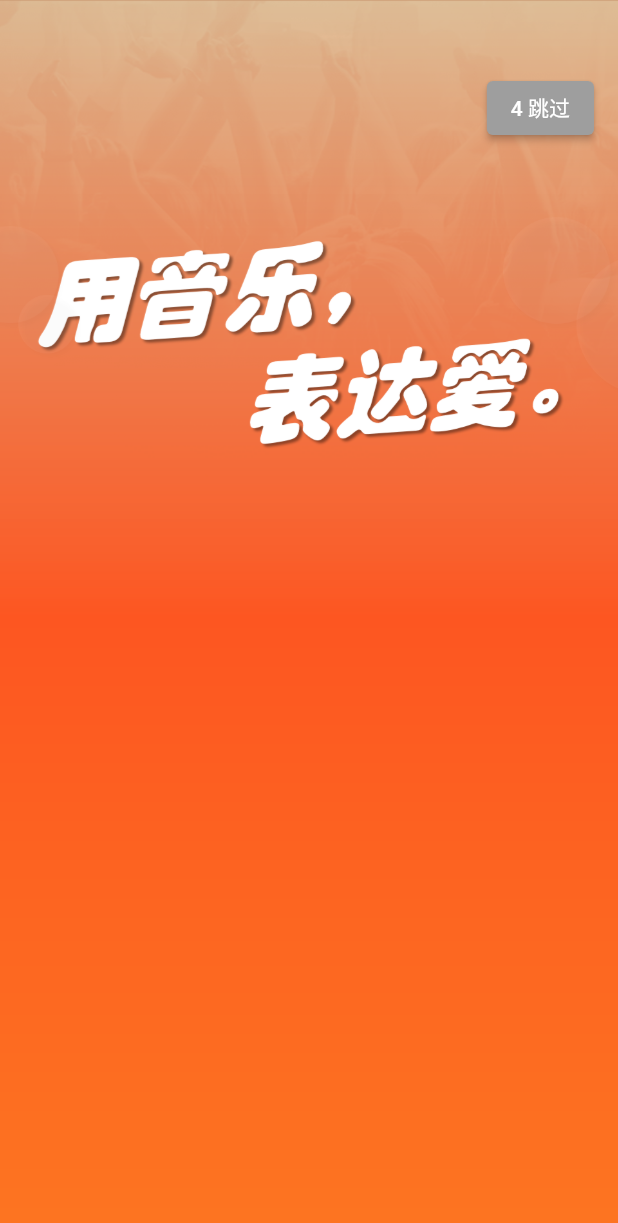
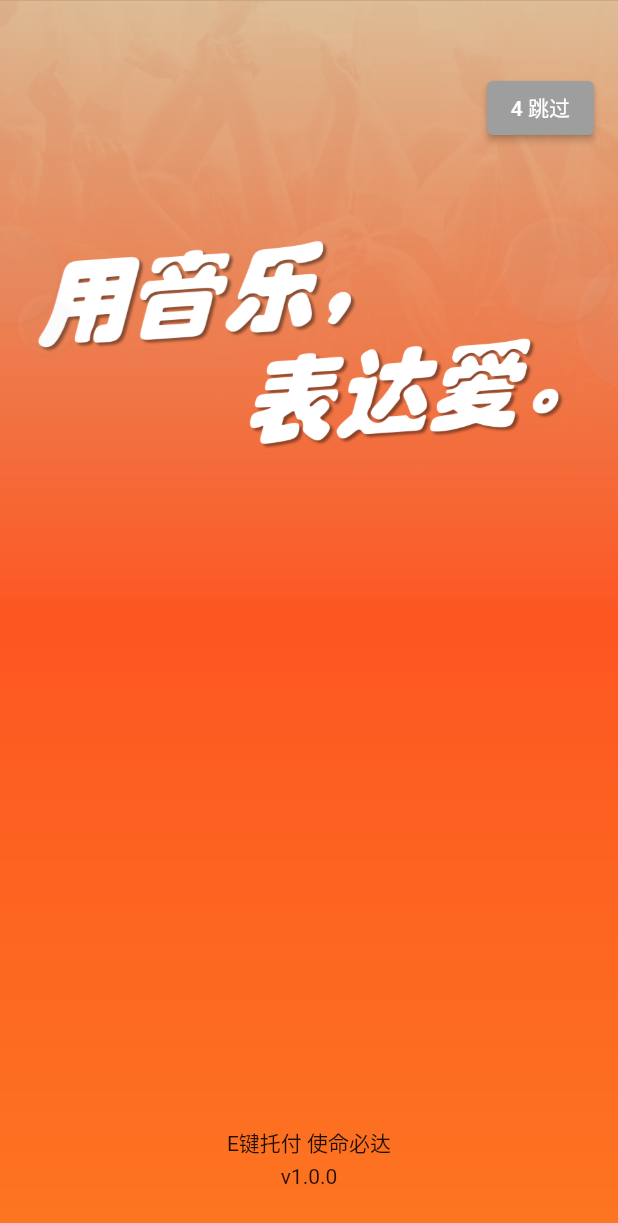
Before and after one commit to komamj/carrier, a Flutter app: the SplashPage screen opened by its route, on a phone screen of 412 x 824 dp. Shown: the top 1223 px of the screen. Run offline on Flutter 3.47's test engine with Material 2 defaults, Android fonts, the phone set to English and light mode, and no system bars; our stand-ins replace dio, shared_preferences, webview_flutter; accounts and stored records are empty.

```diff
--- a/lib/data/local/local_data_source.dart
+++ b/lib/data/local/local_data_source.dart
@@ -1,9 +1,9 @@
-import 'package:carrier/data/entities/user_response.dart';
+import 'package:carrier/domain/model/user.dart';
 
 abstract class LocalDataSource {
   Future<bool> isLogin();
 
-  Future<bool> saveUser(UserResponse userResponse);
+  Future<bool> saveUser(User user);
 
-  Future<UserResponse?> getUser();
+  Future<User?> getUser();
 }
--- a/lib/domain/repository/user_repository.dart
+++ b/lib/domain/repository/user_repository.dart
@@ -1,5 +1,7 @@
+import 'package:carrier/domain/model/user.dart';
+
 abstract class UserRepository {
-  Future login(String phoneNumber, String password);
+  Future<User?> login(String phoneNumber, String password);
 
   Future<bool> isLogin();
 }
--- a/lib/presentation/splash/splash_page.dart
+++ b/lib/presentation/splash/splash_page.dart
@@ -46,22 +46,41 @@ class _SplashPageState extends State<SplashPage> {
     return WillPopScope(
         child: Scaffold(
           body: Stack(
-            alignment: AlignmentDirectional.topEnd,
             children: [
               Container(
+                alignment: Alignment.bottomCenter,
                 decoration: BoxDecoration(
                     image: DecorationImage(
                         fit: BoxFit.cover,
                         image: AssetImage("assets/images/bg_splash.png"))),
               ),
-              Padding(
+              Container(
+                alignment: Alignment.topRight,
+                child: Padding(
                   padding: EdgeInsets.fromLTRB(0, 48, 16, 0),
                   child: ElevatedButton(
                     style: ButtonStyle(
                         backgroundColor:
                             MaterialStateProperty.all<Color>(Colors.grey)),
                     onPressed: _skip,
-                  child: Text(_currentTimer <= 0 ? "跳过" : "$_currentTimer 跳过"),
+                    child:
+                        Text(_currentTimer <= 0 ? "跳过" : "$_currentTimer 跳过"),
+                  ),
+                ),
+              ),
+              Container(
+                alignment: Alignment.bottomCenter,
+                margin: EdgeInsets.only(bottom: 32),
+                child: Column(
+                  mainAxisAlignment: MainAxisAlignment.center,
+                  mainAxisSize: MainAxisSize.min,
+                  children: [
+                    Text("E键托付 使命必达"),
+                    Padding(padding: EdgeInsets.symmetric(vertical: 2)),
+                    Text(
+                      "v1.0.0",
+                    )
+                  ],
                 ),
               ),
               /* WebView(
```
Also changed, not shown: lib/data/entities/user_request.dart (+4 -3 lines), lib/data/entities/user_response.dart (deleted, +0 -31 lines), lib/data/local/local_data_source_imp.dart (+4 -5 lines), lib/data/remote/remote_data_source.dart (+6 -6 lines), lib/data/remote/remote_data_source_imp.dart (+13 -4 lines), lib/data/repository/user_repository_imp.dart (+10 -7 lines), lib/domain/model/user.dart (+25 -3 lines), lib/presentation/user/login_page.dart (+17 -5 lines), lib/presentation/user/user_view_model.dart (+9 -5 lines), pubspec.lock, 3 other files. Lines whose indentation alone changed are shown as unchanged.
